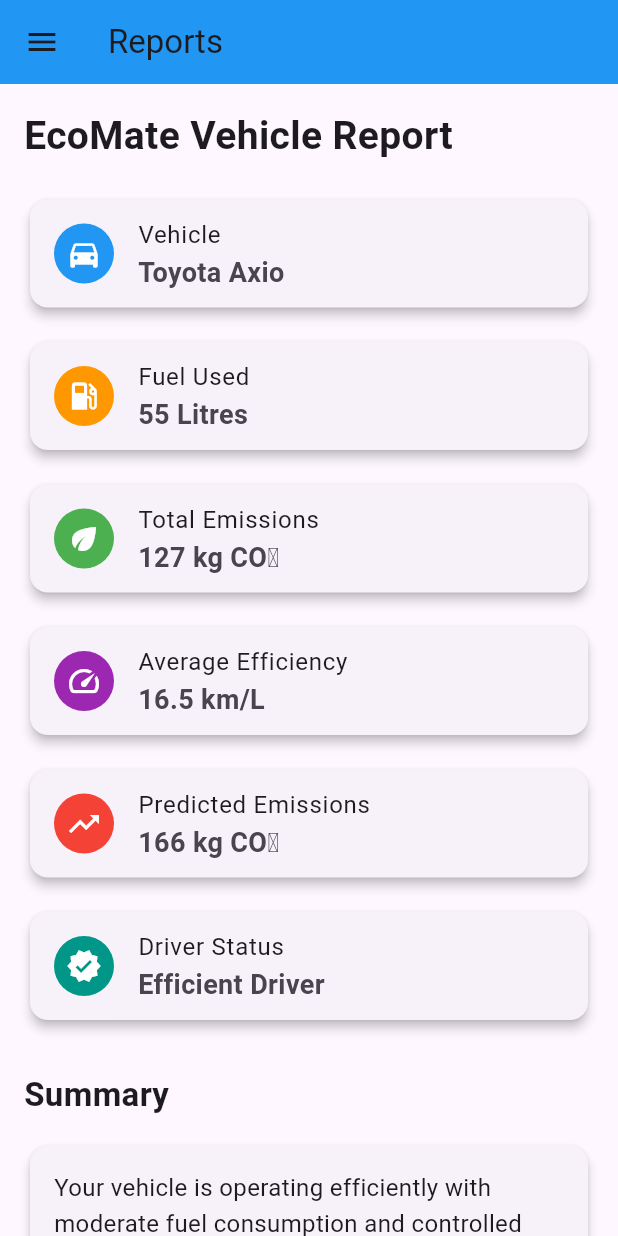
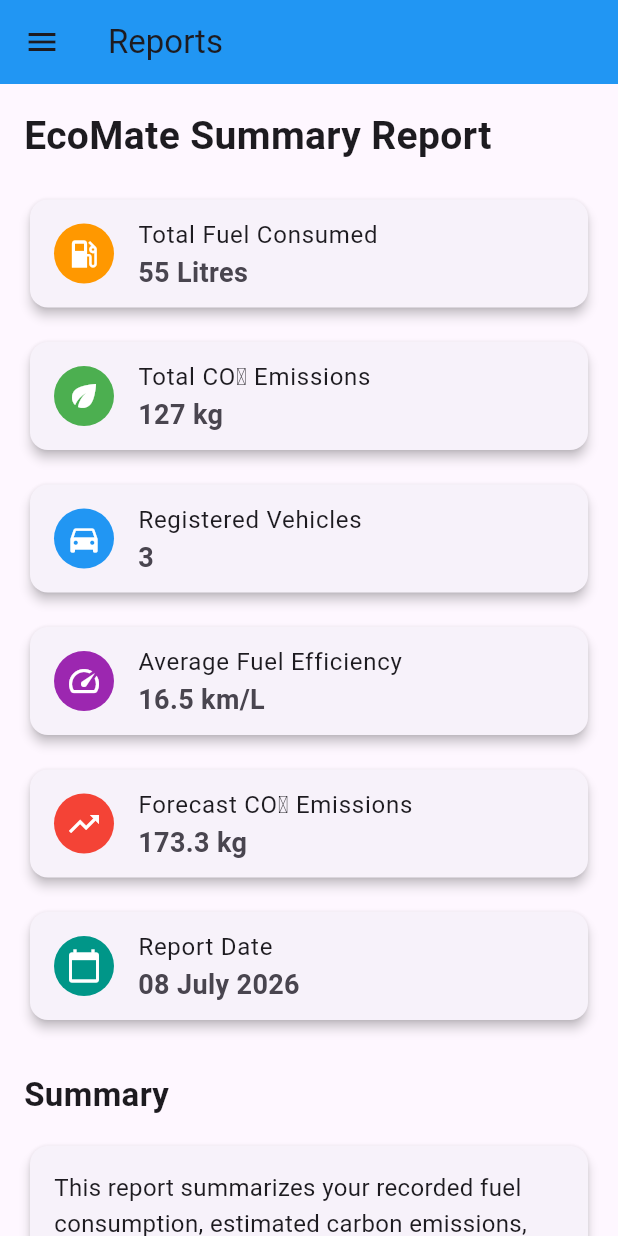
Before and after one commit to Delfine254/EcoMate-Fuel-Emission-Tracker, a Flutter app: the screen it shows after launch, on a phone screen of 412 x 824 dp. Run offline on Flutter 3.47's test engine with Material 3 defaults, Android fonts, the phone set to English and light mode, and no system bars; our stand-ins replace sqflite, sqflite_common_ffi; accounts and stored records are empty.

Commit message:
Improve reports dashboard

```diff
--- a/lib/screens/reports/reports_screen.dart
+++ b/lib/screens/reports/reports_screen.dart
@@ -23,7 +23,7 @@
           children: [
 
             const Text(
-              'EcoMate Vehicle Report',
+              'EcoMate Summary Report',
               style: TextStyle(
                 fontSize: 26,
                 fontWeight: FontWeight.bold,
@@ -33,18 +33,9 @@
             const SizedBox(height: 20),
 
             _buildReportCard(
-              Icons.directions_car,
-              Colors.blue,
-              'Vehicle',
-              'Toyota Axio',
-            ),
-
-            const SizedBox(height: 15),
-
-            _buildReportCard(
               Icons.local_gas_station,
               Colors.orange,
-              'Fuel Used',
+              'Total Fuel Consumed',
               '55 Litres',
             ),
 
@@ -53,8 +44,17 @@
             _buildReportCard(
               Icons.eco,
               Colors.green,
-              'Total Emissions',
-              '127 kg CO₂',
+              'Total CO₂ Emissions',
+              '127 kg',
+            ),
+
+            const SizedBox(height: 15),
+
+            _buildReportCard(
+              Icons.directions_car,
+              Colors.blue,
+              'Registered Vehicles',
+              '3',
             ),
 
             const SizedBox(height: 15),
@@ -62,7 +62,7 @@
             _buildReportCard(
               Icons.speed,
               Colors.purple,
-              'Average Efficiency',
+              'Average Fuel Efficiency',
               '16.5 km/L',
             ),
 
@@ -71,17 +71,17 @@
             _buildReportCard(
               Icons.trending_up,
               Colors.red,
-              'Predicted Emissions',
-              '166 kg CO₂',
+              'Forecast CO₂ Emissions',
+              '173.3 kg',
             ),
 
             const SizedBox(height: 15),
 
             _buildReportCard(
-              Icons.verified,
+              Icons.calendar_today,
               Colors.teal,
-              'Driver Status',
-              'Efficient Driver',
+              'Report Date',
+              '08 July 2026',
             ),
 
             const SizedBox(height: 30),
@@ -103,7 +103,7 @@
                 padding: EdgeInsets.all(16),
 
                 child: Text(
-                  'Your vehicle is operating efficiently with moderate fuel consumption and controlled emissions. Continue regular servicing and maintain smooth driving habits to sustain good performance.',
+                  'This report summarizes your recorded fuel consumption, estimated carbon emissions, fuel efficiency and forecast trends. Continue monitoring fuel usage, servicing your vehicles regularly and following EcoMate recommendations to improve fuel economy and reduce environmental impact.',
                   style: TextStyle(
                     fontSize: 16,
                     height: 1.5,
```
